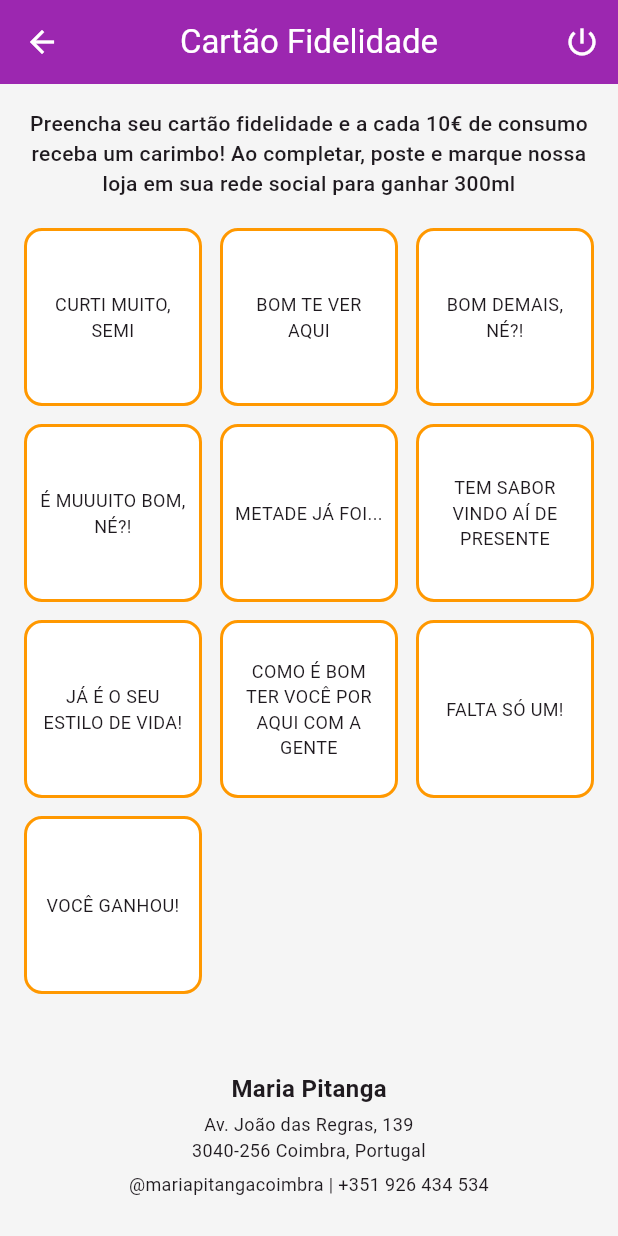
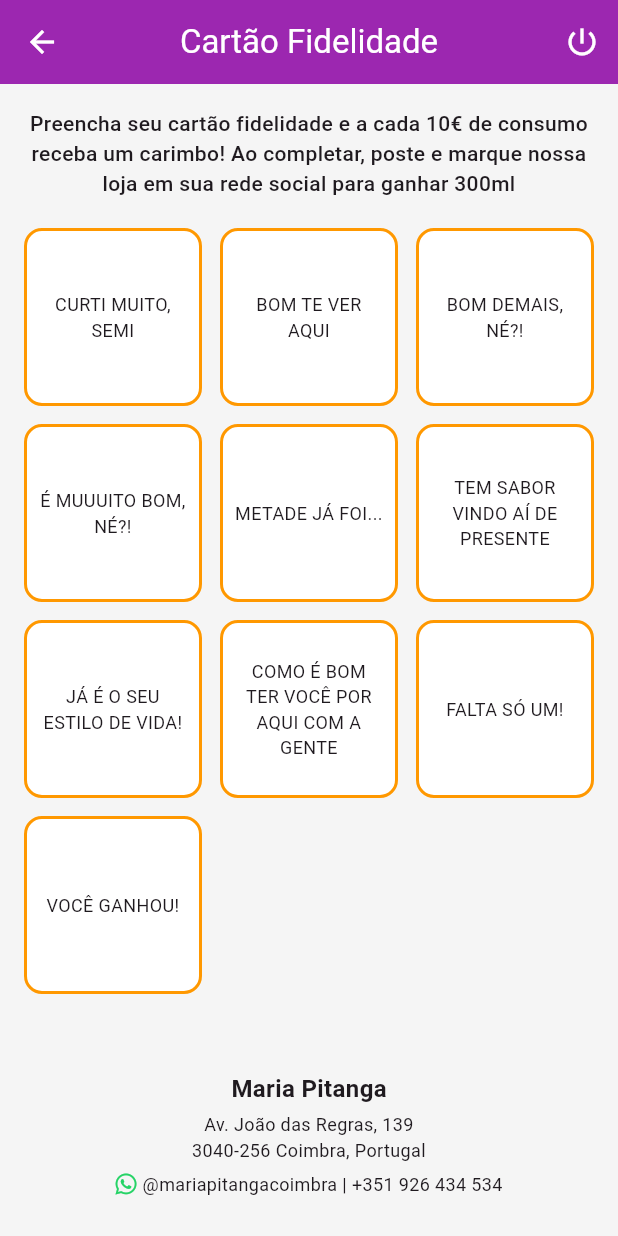
Before and after one commit to marcosradix/maria-pitanga-coimbra, a Flutter app: the LoyaltyCardScreen screen opened by its route, on a phone screen of 412 x 824 dp. Run offline on Flutter 3.47's test engine with Material 3 defaults, Android fonts, the phone set to English and light mode, and no system bars; our stand-ins replace firebase_auth, firebase_core, firebase_database, font_awesome_flutter, get, localstorage; accounts and stored records are empty.

Commit message:
whatsapp call

```diff
--- a/lib/screen/loyalty_card_screen.dart
+++ b/lib/screen/loyalty_card_screen.dart
@@ -4,11 +4,13 @@
 import 'package:firebase_core/firebase_core.dart';
 import 'package:firebase_database/firebase_database.dart';
 import 'package:flutter/material.dart';
+import 'package:font_awesome_flutter/font_awesome_flutter.dart';
 import 'package:get/get.dart';
 import 'package:localstorage/localstorage.dart';
 import 'package:maria_pitanga/model/card_model.dart';
 import 'package:maria_pitanga/model/my_card_model.dart';
 import 'package:maria_pitanga/services/auth_service.dart';
+import 'package:maria_pitanga/utils/whats_app_utils.dart';
 
 class LoyaltyCardScreen extends StatefulWidget {
   const LoyaltyCardScreen({super.key});
@@ -184,10 +186,27 @@
               style: TextStyle(fontSize: 12),
             ),
             const SizedBox(height: 6),
-            const Text(
-              "@mariapitangacoimbra | +351 926 434 534",
-              textAlign: TextAlign.center,
-              style: TextStyle(fontSize: 12),
+            GestureDetector(
+              onTap: () => WhatsAppUtils.openWhatsApp(
+                phoneNumber: "+351926434534",
+                message: "Olá",
+              ),
+              child: Row(
+                mainAxisAlignment: MainAxisAlignment.center,
+                children: [
+                  FaIcon(
+                    FontAwesomeIcons.whatsapp,
+                    size: 16,
+                    color: Color(0xFF25D366),
+                  ),
+                  SizedBox(width: 4),
+                  const Text(
+                    "@mariapitangacoimbra | +351 926 434 534",
+                    textAlign: TextAlign.center,
+                    style: TextStyle(fontSize: 12),
+                  ),
+                ],
+              ),
             ),
             const SizedBox(height: 10),
           ],
--- /dev/null
+++ b/lib/utils/whats_app_utils.dart
@@ -0,0 +1,18 @@
+import 'package:url_launcher/url_launcher.dart';
+
+class WhatsAppUtils {
+  static Future<void> openWhatsApp({
+    required String phoneNumber,
+    required String message,
+  }) async {
+    final Uri url = Uri.parse(
+      'https://wa.me/$phoneNumber?text=${Uri.encodeComponent(message)}',
+    );
+
+    if (await canLaunchUrl(url)) {
+      await launchUrl(url, mode: LaunchMode.externalApplication);
+    } else {
+      throw Exception(' Could not launch WhatsApp');
+    }
+  }
+}
--- a/pubspec.yaml
+++ b/pubspec.yaml
@@ -39,6 +39,8 @@
   firebase_auth: ^6.0.1
   get: ^4.7.2
   localstorage: ^6.0.0
+  url_launcher: ^6.1.5
+  font_awesome_flutter: ^10.5.0
 
 dev_dependencies:
   flutter_test:
```
Also changed, not shown: lib/screen/sign_up.dart (+4 -4 lines), pubspec.lock, 5 other files.
